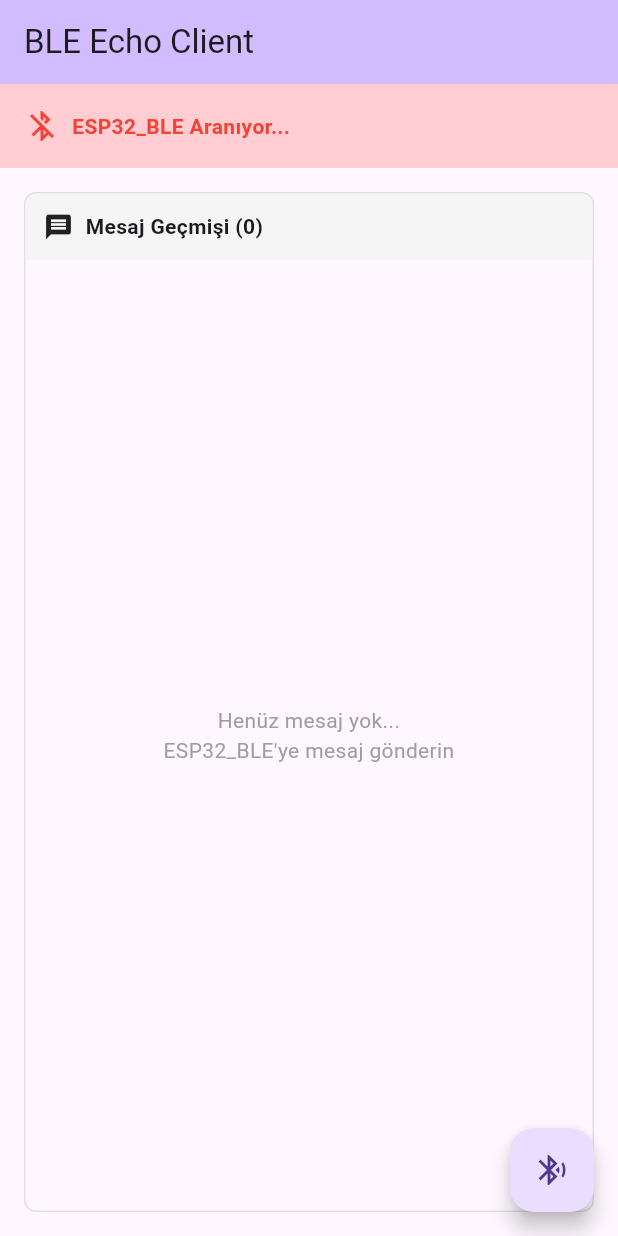
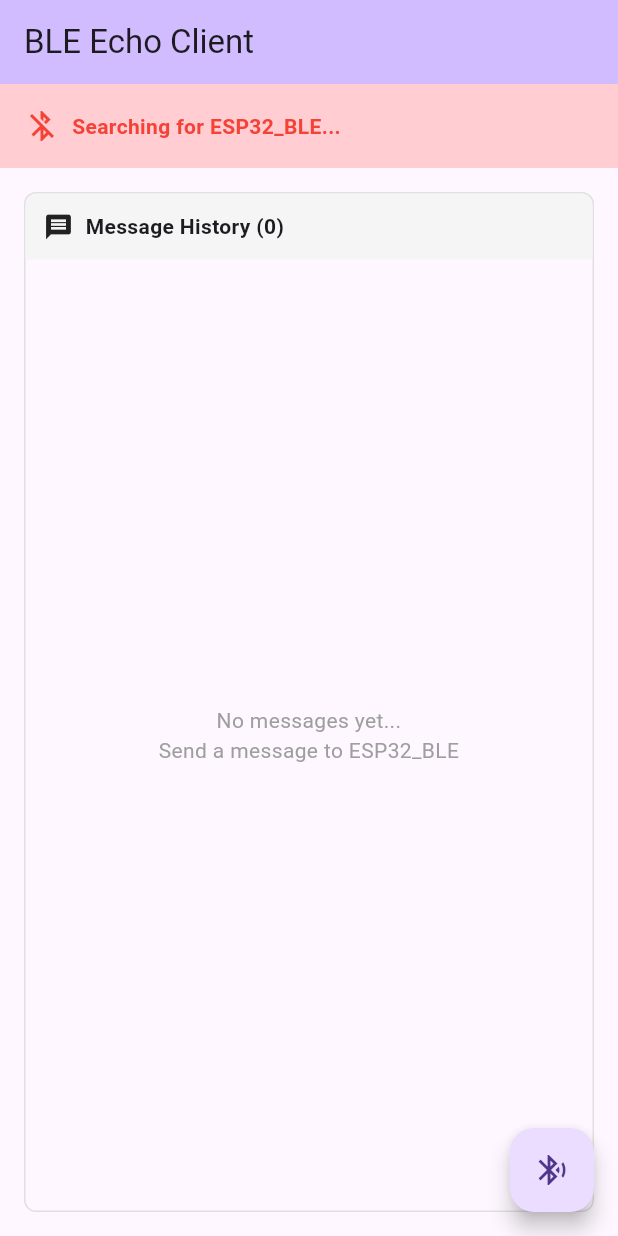
Before and after one commit to SERENGOKYILDIZ/ESP32-FLUTTER-BLE-ECHO, a Flutter app: the screen it shows after launch, on a phone screen of 412 x 824 dp. Run offline on Flutter 3.47's test engine with Material 3 defaults, Android fonts, the phone set to English and light mode, and no system bars; our stand-ins replace flutter_blue_plus.

Commit message:
Fixed the communication problem esp with app

```diff
--- a/flutter_esp32_ble/lib/main.dart
+++ b/flutter_esp32_ble/lib/main.dart
@@ -1,6 +1,7 @@
 import 'package:flutter/material.dart';
 import 'package:flutter_blue_plus/flutter_blue_plus.dart';
 import 'dart:convert';
+import 'dart:async';
 
 void main() {
   runApp(const MyApp());
@@ -30,19 +31,20 @@ class BleEchoPage extends StatefulWidget {
 }
 
 class _BleEchoPageState extends State<BleEchoPage> {
-  // BLE durum değişkenleri
+  // BLE status variables
   bool _isScanning = false;
   bool _isConnected = false;
   BluetoothDevice? _connectedDevice;
   BluetoothCharacteristic? _writeCharacteristic;
   BluetoothCharacteristic? _notifyCharacteristic;
+  StreamSubscription<List<int>>? _notifySubscription;
 
-  // UI değişkenleri
+  // UI variables
   final TextEditingController _messageController = TextEditingController();
   final List<String> _receivedMessages = [];
   final ScrollController _scrollController = ScrollController();
 
-  // BLE Servis ve Karakteristik UUID'leri (ESP32 ile aynı olmalı)
+  // BLE Service and Characteristic UUIDs (must match ESP32)
   static const String SERVICE_UUID = "4fafc201-1fb5-459e-8fcc-c5c9c331914b";
   static const String WRITE_CHAR_UUID = "beb5483e-36e1-4688-b7f5-ea07361b26a8";
   static const String NOTIFY_CHAR_UUID = "beb5483e-36e1-4688-b7f5-ea07361b26a9";
@@ -60,9 +62,9 @@ class _BleEchoPageState extends State<BleEchoPage> {
     super.dispose();
   }
 
-  // BLE başlatma
+  // Initialize BLE
   void _initializeBle() {
-    // BLE durum değişikliklerini dinle
+    // Listen to BLE status changes
     FlutterBluePlus.adapterState.listen((state) {
       if (state == BluetoothAdapterState.on) {
         _startScan();
@@ -70,7 +72,7 @@ class _BleEchoPageState extends State<BleEchoPage> {
     });
   }
 
-  // BLE tarama başlat
+  // Start BLE scanning
   void _startScan() {
     if (_isScanning) return;
 
@@ -99,7 +101,7 @@ class _BleEchoPageState extends State<BleEchoPage> {
     });
   }
 
-  // BLE taramayı durdur
+  // Stop BLE scanning
   void _stopScan() {
     FlutterBluePlus.stopScan();
     setState(() {
@@ -107,7 +109,7 @@ class _BleEchoPageState extends State<BleEchoPage> {
     });
   }
 
-  // ESP32'ye bağlan
+  // Connect to ESP32
   void _connectToDevice(BluetoothDevice device) async {
     try {
       await device.connect();
@@ -116,42 +118,55 @@ class _BleEchoPageState extends State<BleEchoPage> {
         _isConnected = true;
       });
 
-      // Servisleri keşfet
+      // Discover services
       List<BluetoothService> services = await device.discoverServices();
 
       for (BluetoothService service in services) {
         if (service.uuid.toString() == SERVICE_UUID) {
-          // Write karakteristiğini bul
+          // Find write characteristic
           for (BluetoothCharacteristic characteristic in service.characteristics) {
             if (characteristic.uuid.toString() == WRITE_CHAR_UUID) {
               _writeCharacteristic = characteristic;
             }
             if (characteristic.uuid.toString() == NOTIFY_CHAR_UUID) {
               _notifyCharacteristic = characteristic;
-              // Notify dinlemeye başla
+              print("Notify characteristic found: ${characteristic.uuid}");
+              print("Characteristic properties: ${characteristic.properties}");
+
+              // Start listening to notify
               await characteristic.setNotifyValue(true);
-              characteristic.value.listen((value) {
+              print("setNotifyValue(true) called");
+
+              // Cancel previous subscription
+              await _notifySubscription?.cancel();
+              // Create new subscription
+              _notifySubscription = characteristic.value.listen((value) {
+                print("Data received from notify characteristic: $value");
                 if (value.isNotEmpty) {
                   String message = utf8.decode(value);
+                  print("Decoded message: $message");
                   setState(() {
-                    _receivedMessages.add("ESP32_BLE'den: $message");
+                    _receivedMessages.add("From ESP32_BLE: $message");
                   });
                   _scrollToBottom();
+                } else {
+                  print("Received data is empty!");
                 }
               });
+              print("Notify subscription created");
             }
           }
           break;
         }
       }
 
-      _showMessage("ESP32_BLE'ye bağlandı!");
+      _showMessage("Connected to ESP32_BLE!");
     } catch (e) {
-      _showMessage("Bağlantı hatası: $e");
+      _showMessage("Connection error: $e");
     }
   }
 
-  // Mesaj gönder
+  // Send message
   void _sendMessage() async {
     if (_writeCharacteristic == null || _messageController.text.isEmpty) {
       return;
@@ -161,22 +176,32 @@ class _BleEchoPageState extends State<BleEchoPage> {
       String message = _messageController.text;
       List<int> bytes = utf8.encode(message);
 
+      print("Sending message: '$message'");
+      print("Byte array: $bytes");
+      print("Write characteristic UUID: ${_writeCharacteristic!.uuid}");
+
       await _writeCharacteristic!.write(bytes);
+      print("Message sent successfully");
 
       setState(() {
-        _receivedMessages.add("Gönderilen: $message");
+        _receivedMessages.add("Sent: $message");
       });
 
       _messageController.clear();
       _scrollToBottom();
     } catch (e) {
-      _showMessage("Gönderme hatası: $e");
+      print("Send error: $e");
+      _showMessage("Send error: $e");
     }
   }
 
-  // Bağlantıyı kes
+  // Disconnect
   void _disconnect() async {
     if (_connectedDevice != null) {
+      // Cancel notify subscription
+      await _notifySubscription?.cancel();
+      _notifySubscription = null;
+
       await _connectedDevice!.disconnect();
       setState(() {
         _connectedDevice = null;
@@ -185,12 +210,12 @@ class _BleEchoPageState extends State<BleEchoPage> {
         _notifyCharacteristic = null;
         _receivedMessages.clear();
       });
-      _showMessage("Bağlantı kesildi");
-      _startScan(); // Yeniden taramaya başla
+      _showMessage("Disconnected");
+      _startScan(); // Start scanning again
     }
   }
 
-  // En alta kaydır
+  // Scroll to bottom
   void _scrollToBottom() {
     WidgetsBinding.instance.addPostFrameCallback((_) {
       if (_scrollController.hasClients) {
@@ -203,7 +228,7 @@ class _BleEchoPageState extends State<BleEchoPage> {
     });
   }
 
-  // Mesaj göster
+  // Show message
   void _showMessage(String message) {
     ScaffoldMessenger.of(context).showSnackBar(
       SnackBar(content: Text(message)),
@@ -239,7 +264,7 @@ class _BleEchoPageState extends State<BleEchoPage> {
                 ),
                 const SizedBox(width: 8),
                                   Text(
-                    _isConnected ? 'ESP32_BLE\'ye Bağlı' : 'ESP32_BLE Aranıyor...',
+                    _isConnected ? 'Connected to ESP32_BLE' : 'Searching for ESP32_BLE...',
                   style: TextStyle(
                     fontWeight: FontWeight.bold,
                     color: _isConnected ? Colors.green : Colors.red,
@@ -267,7 +292,7 @@ class _BleEchoPageState extends State<BleEchoPage> {
                     child: TextField(
                       controller: _messageController,
                       decoration: const InputDecoration(
-                        hintText: 'Mesajınızı yazın...',
+                        hintText: 'Type your message...',
                         border: OutlineInputBorder(),
                       ),
                       onSubmitted: (_) => _sendMessage(),
@@ -276,7 +301,7 @@ class _BleEchoPageState extends State<BleEchoPage> {
                   const SizedBox(width: 8),
                   ElevatedButton(
                     onPressed: _sendMessage,
-                    child: const Text('Gönder'),
+                    child: const Text('Send'),
                   ),
                 ],
               ),
@@ -307,7 +332,7 @@ class _BleEchoPageState extends State<BleEchoPage> {
                         const Icon(Icons.message, size: 20),
                         const SizedBox(width: 8),
                         Text(
-                          'Mesaj Geçmişi (${_receivedMessages.length})',
+                          'Message History (${_receivedMessages.length})',
                           style: const TextStyle(fontWeight: FontWeight.bold),
                         ),
                       ],
@@ -317,7 +342,7 @@ class _BleEchoPageState extends State<BleEchoPage> {
                     child: _receivedMessages.isEmpty
                         ? const Center(
                                                          child: Text(
-                               'Henüz mesaj yok...\nESP32_BLE\'ye mesaj gönderin',
+                               'No messages yet...\nSend a message to ESP32_BLE',
                               textAlign: TextAlign.center,
                               style: TextStyle(color: Colors.grey),
                             ),
@@ -328,7 +353,7 @@ class _BleEchoPageState extends State<BleEchoPage> {
                             itemCount: _receivedMessages.length,
                             itemBuilder: (context, index) {
                               String message = _receivedMessages[index];
-                                                             bool isFromESP32 = message.startsWith('ESP32_BLE\'den:');
+                                                             bool isFromESP32 = message.startsWith('From ESP32_BLE:');
 
                               return Container(
                                 margin: const EdgeInsets.symmetric(vertical: 4),
```
Also changed, not shown: flutter_esp32_ble/pubspec.lock, 4 other files.
